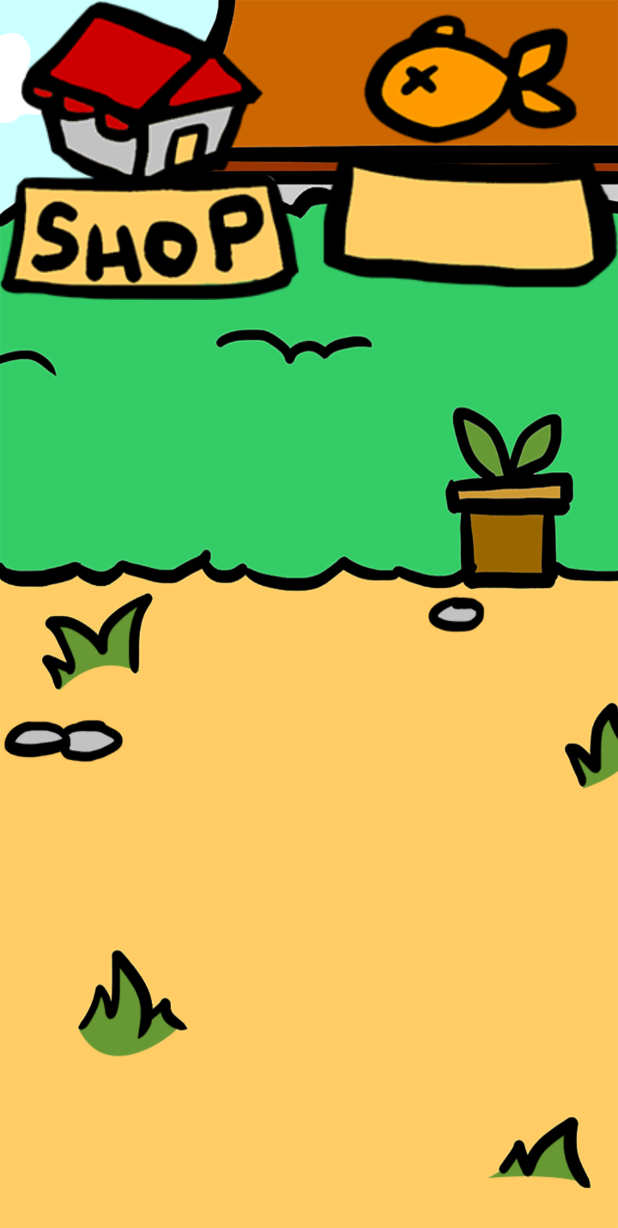
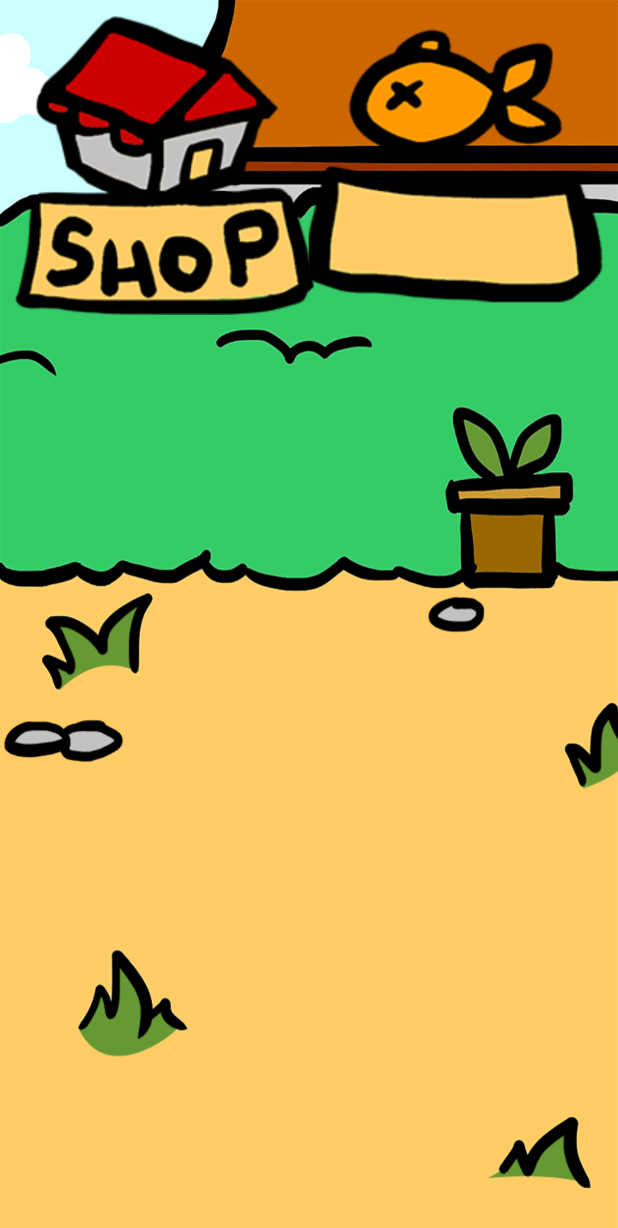
Before and after one commit to cassiewang/MySabertooth, an Android app: the screen it shows after launch (MainActivity), on a phone screen of 412 x 824 dp. Shown: the top 1228 px of the screen. Run offline under Robolectric (Android 15) with nearby library versions, the phone set to English and light mode, and no system bars; libraries missing offline, so code that uses them is left out: com.oralb.sdk; 1 statement that could not run was skipped.

```diff
--- a/app/src/main/res/layout/content_main.xml
+++ b/app/src/main/res/layout/content_main.xml
@@ -10,12 +10,13 @@
     tools:showIn="@layout/activity_main">
     <LinearLayout android:layout_width="match_parent"
         android:layout_height="match_parent"
-        android:background="@drawable/background">
+        android:background="@drawable/background"
+        android:padding="10dp">
 
         <RelativeLayout
             android:orientation="horizontal"
             android:layout_width="match_parent"
-            android:layout_height="200dp">
+            android:layout_height="300px">
 
 
             <ImageView
@@ -39,15 +40,11 @@
 
     <LinearLayout
         android:orientation="vertical"
-        android:layout_width="match_parent"
-        android:layout_height="match_parent"
+        android:layout_width="wrap_content"
+        android:layout_height="wrap_content"
         android:id="@+id/help_dialog"
         android:background="@drawable/paper_8"
         android:weightSum="1"
-        android:layout_marginLeft="50dp"
-        android:layout_marginTop="50dp"
-        android:layout_marginRight="50dp"
-        android:layout_marginBottom="50dp"
         android:paddingLeft="50dp"
         android:paddingTop="50dp"
         android:paddingRight="50dp"
```
